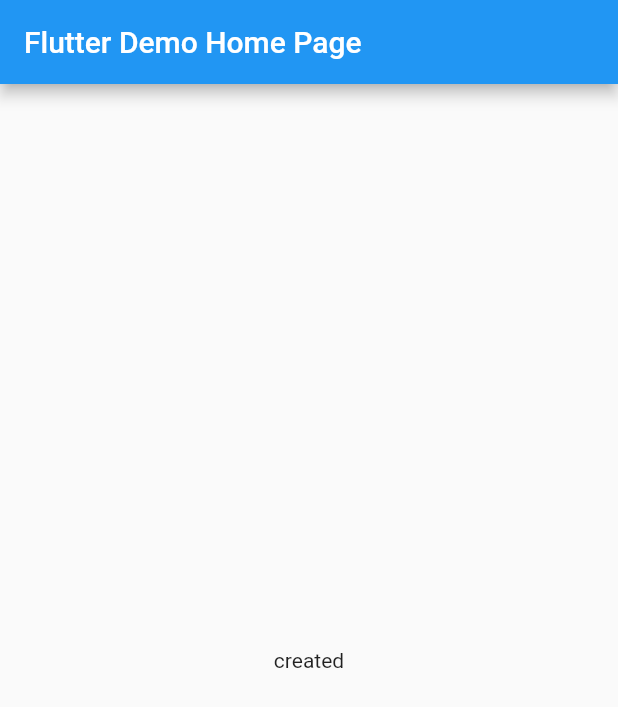
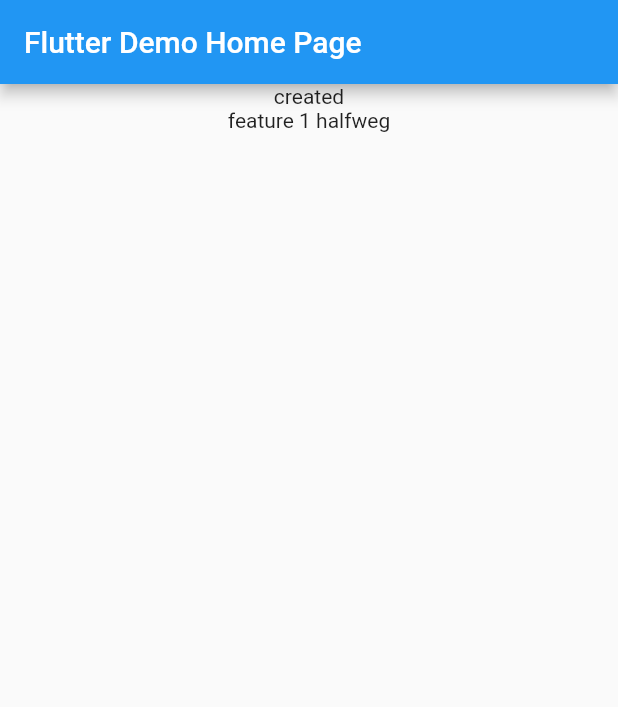
Before and after one commit to SuperMonkey1/git_oefening_2, a Flutter app: the screen it shows after launch, on a phone screen of 412 x 824 dp. Shown: the top 707 px of the screen. Run offline on Flutter 3.47's test engine with Material 2 defaults, Android fonts, the phone set to English and light mode, and no system bars.

Commit message:
feature 1 halfweg

```diff
--- a/git_oefening_2/lib/main.dart
+++ b/git_oefening_2/lib/main.dart
@@ -33,8 +33,15 @@ class _MyHomePageState extends State<MyHomePage> {
         title: Text(widget.title),
       ),
       body: Center(
-        child: Text(
-          'created',
+        child: Column(
+          children: [
+            Text(
+              'created',
+            ),
+            Text(
+              'feature 1 halfweg',
+            ),
+          ],
         ),
       ),
     );
```
